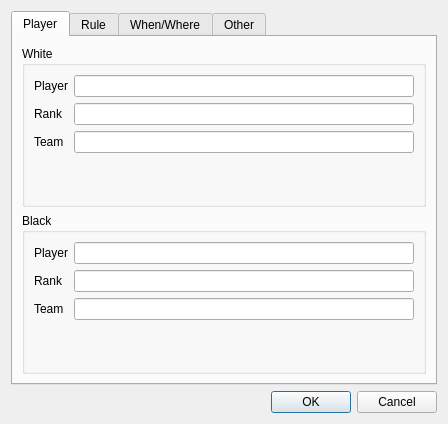
This is gameinformationdialog.ui in nullx002/mugo as Qt 5 draws it before an edit. The edited form follows.
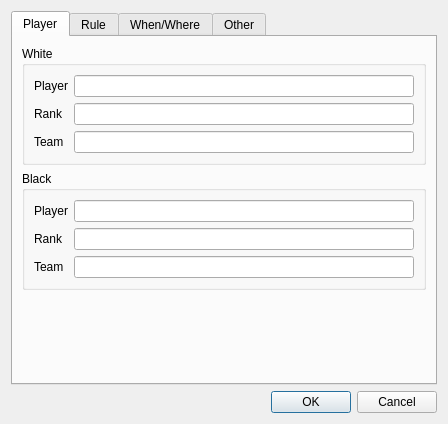
This is the edited form. Icons and pictures are not drawn.

```diff
--- a/gameinformationdialog.ui
+++ b/gameinformationdialog.ui
@@ -112,6 +112,19 @@
          </layout>
         </widget>
        </item>
+       <item>
+        <spacer name="verticalSpacer">
+         <property name="orientation">
+          <enum>Qt::Vertical</enum>
+         </property>
+         <property name="sizeHint" stdset="0">
+          <size>
+           <width>20</width>
+           <height>40</height>
+          </size>
+         </property>
+        </spacer>
+       </item>
       </layout>
      </widget>
      <widget class="QWidget" name="ruleTab">
```
Left out of the diff: 26 changed lines with no effect on the pictures.
